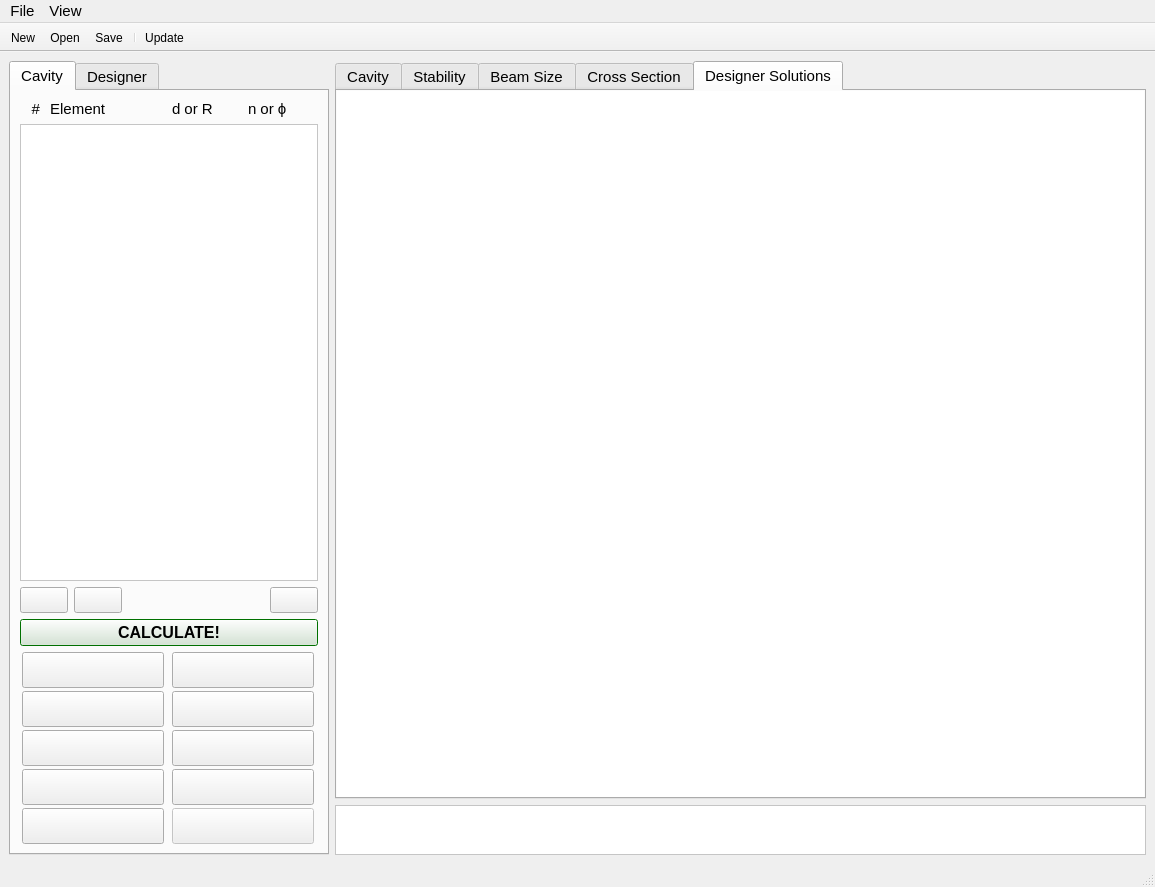
Old version of the form gui.ui in the repository simcav/simcav.
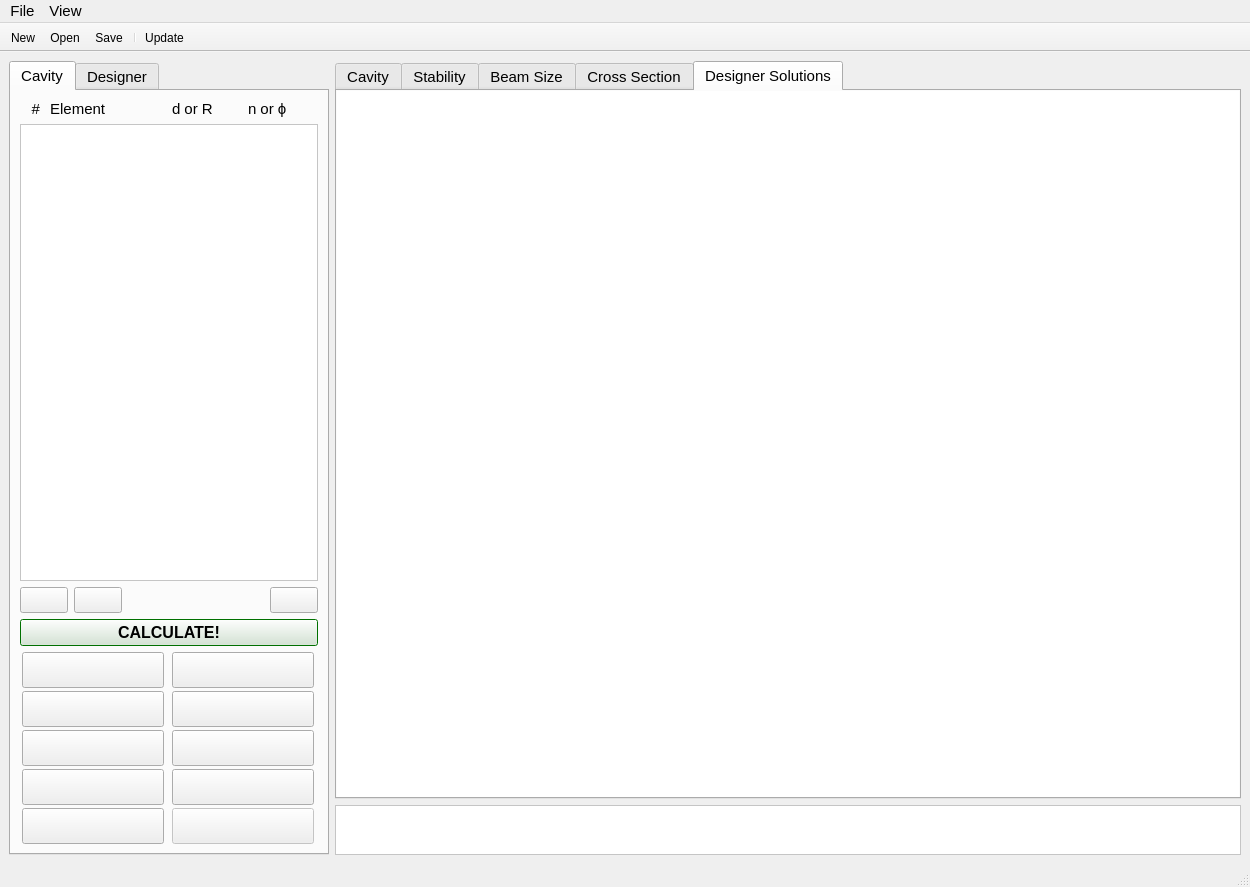
New version of the form. The open tabs and pages were chosen to show the change. Icons and pictures are not drawn.

Commit message: Fix icon overflow from button.

What changed in the file:
```diff
--- a/gui.ui
+++ b/gui.ui
@@ -6,7 +6,7 @@
    <rect>
     <x>0</x>
     <y>0</y>
-    <width>1155</width>
+    <width>1250</width>
     <height>887</height>
    </rect>
   </property>
@@ -77,8 +77,8 @@
         <rect>
          <x>0</x>
          <y>0</y>
-         <width>809</width>
-         <height>48</height>
+         <width>897</width>
+         <height>46</height>
         </rect>
        </property>
       </widget>
@@ -1834,8 +1834,8 @@
             <rect>
              <x>0</x>
              <y>0</y>
-             <width>807</width>
-             <height>697</height>
+             <width>100</width>
+             <height>30</height>
             </rect>
            </property>
           </widget>
@@ -1852,8 +1852,8 @@
     <rect>
      <x>0</x>
      <y>0</y>
-     <width>1155</width>
-     <height>23</height>
+     <width>1250</width>
+     <height>33</height>
     </rect>
    </property>
    <property name="palette">
```
Left out of the diff: 119 changed lines with no effect on the pictures. The commit also changes 1 other file.
